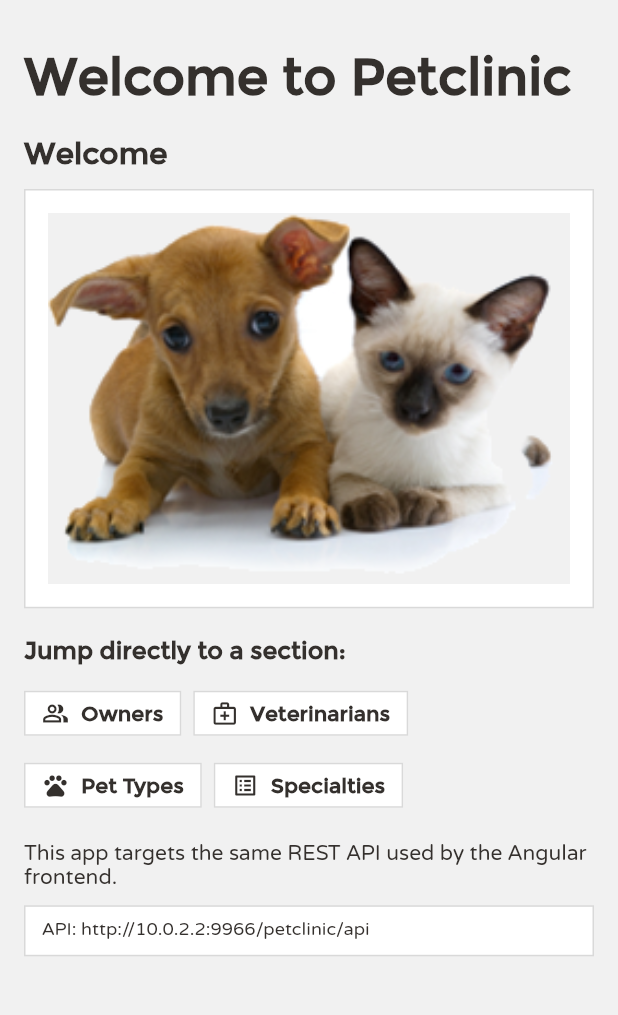
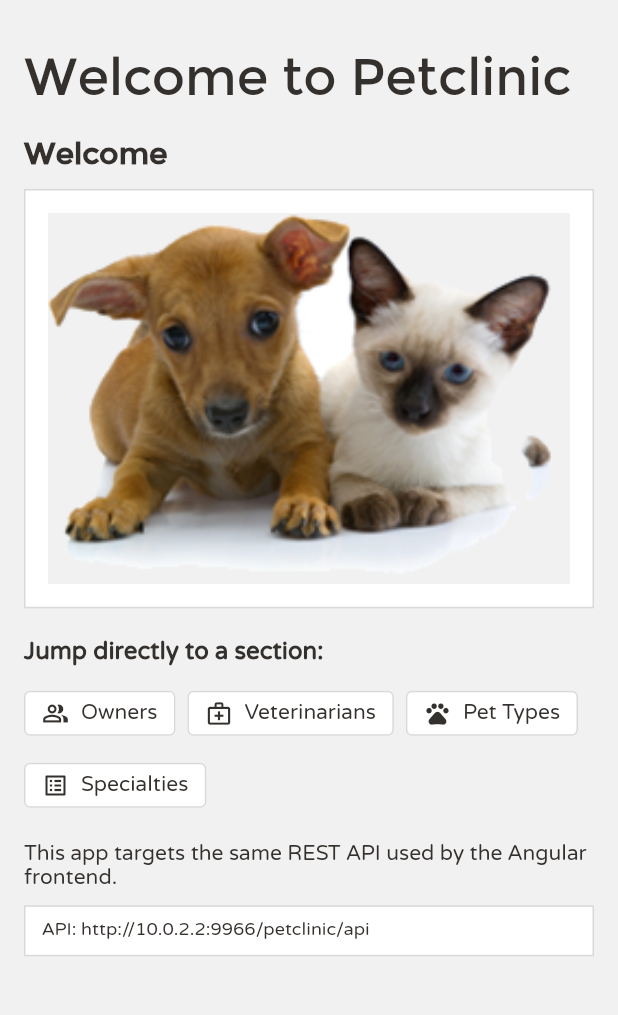
Before and after one commit to krish-techx/spring-petclinic-community-flutter, a Flutter app: the screen it shows after launch, on a phone screen of 412 x 824 dp, the part 105-1120 px from its top. Run offline on Flutter 3.47's test engine with Material 3 defaults, Android fonts, the phone set to English and light mode, and no system bars.

Commit message:
style: improve classic button styles and typography

```diff
--- a/lib/features/pets/pet_form_screen.dart
+++ b/lib/features/pets/pet_form_screen.dart
@@ -251,7 +251,7 @@ class _PetFormScreenState extends State<PetFormScreen> {
                         children: [
                           Text(
                             'Owner',
-                            style: Theme.of(context).textTheme.labelLarge,
+                            style: Theme.of(context).textTheme.titleSmall,
                           ),
                           const SizedBox(height: 8),
                           Text(_owner?.fullName ?? ''),
--- a/lib/features/pettypes/pet_type_list_screen.dart
+++ b/lib/features/pettypes/pet_type_list_screen.dart
@@ -232,11 +232,13 @@ class _PetTypeListScreenState extends State<PetTypeListScreen> {
                                   OutlinedButton(
                                     onPressed: () =>
                                         _openForm(petType: _petTypes[index]),
+                                    style: ClassicPalette.editButtonStyle(),
                                     child: const Text('Edit'),
                                   ),
                                   OutlinedButton(
                                     onPressed: () =>
                                         _deletePetType(_petTypes[index]),
+                                    style: ClassicPalette.deleteButtonStyle(),
                                     child: const Text('Delete'),
                                   ),
                                 ],
--- a/lib/features/specialties/specialty_list_screen.dart
+++ b/lib/features/specialties/specialty_list_screen.dart
@@ -233,11 +233,13 @@ class _SpecialtyListScreenState extends State<SpecialtyListScreen> {
                                     onPressed: () => _openForm(
                                       specialty: _specialties[index],
                                     ),
+                                    style: ClassicPalette.editButtonStyle(),
                                     child: const Text('Edit'),
                                   ),
                                   OutlinedButton(
                                     onPressed: () =>
                                         _deleteSpecialty(_specialties[index]),
+                                    style: ClassicPalette.deleteButtonStyle(),
                                     child: const Text('Delete'),
                                   ),
                                 ],
--- a/lib/features/vets/vet_list_screen.dart
+++ b/lib/features/vets/vet_list_screen.dart
@@ -17,6 +17,7 @@
 import 'package:flutter/material.dart';
 
 import '../../shared/navigation/app_routes.dart';
+import '../../shared/theme/classic_theme.dart';
 import '../../shared/widgets/confirmation_dialog.dart';
 import '../../shared/widgets/classic_scaffold.dart';
 import 'vet.dart';
@@ -227,10 +228,12 @@ class _VetListScreenState extends State<VetListScreen> {
                                   OutlinedButton(
                                     onPressed: () =>
                                         _openForm(vetId: _vets[index].id),
+                                    style: ClassicPalette.editButtonStyle(),
                                     child: const Text('Edit Vet'),
                                   ),
                                   OutlinedButton(
                                     onPressed: () => _deleteVet(_vets[index]),
+                                    style: ClassicPalette.deleteButtonStyle(),
                                     child: const Text('Delete Vet'),
                                   ),
                                 ],
--- a/lib/features/visits/visit_form_screen.dart
+++ b/lib/features/visits/visit_form_screen.dart
@@ -346,7 +346,7 @@ class _VisitDetailRow extends StatelessWidget {
         children: [
           SizedBox(
             width: 88,
-            child: Text(label, style: Theme.of(context).textTheme.labelLarge),
+            child: Text(label, style: Theme.of(context).textTheme.titleSmall),
           ),
           Expanded(child: Text(value)),
         ],
--- a/lib/shared/theme/classic_theme.dart
+++ b/lib/shared/theme/classic_theme.dart
@@ -21,9 +21,49 @@ class ClassicPalette {
   static const navbar = Color(0xFF34302D);
   static const tableHeader = Color(0xFF3C3834);
   static const accent = Color(0xFF6DB33F);
+  static const danger = Color(0xFFD9534F);
+  static const muted = Color(0xFF777777);
   static const background = Color(0xFFF1F1F1);
   static const surface = Colors.white;
   static const border = Color(0xFFD9D9D9);
+  static const buttonBorderRadius = BorderRadius.all(Radius.circular(4));
+
+  static ButtonStyle editButtonStyle({EdgeInsetsGeometry? padding}) {
+    return _actionButtonStyle(accent, padding: padding);
+  }
+
+  static ButtonStyle deleteButtonStyle({EdgeInsetsGeometry? padding}) {
+    return _actionButtonStyle(danger, padding: padding);
+  }
+
+  static ButtonStyle backButtonStyle({EdgeInsetsGeometry? padding}) {
+    return FilledButton.styleFrom(
+      backgroundColor: muted,
+      foregroundColor: Colors.white,
+      side: BorderSide.none,
+      shape: const RoundedRectangleBorder(borderRadius: buttonBorderRadius),
+      padding:
+          padding ?? const EdgeInsets.symmetric(horizontal: 14, vertical: 10),
+      visualDensity: VisualDensity.compact,
+      minimumSize: const Size(0, 38),
+    );
+  }
+
+  static ButtonStyle _actionButtonStyle(
+    Color color, {
+    EdgeInsetsGeometry? padding,
+  }) {
+    return OutlinedButton.styleFrom(
+      foregroundColor: color,
+      backgroundColor: surface,
+      side: BorderSide(color: color),
+      shape: const RoundedRectangleBorder(borderRadius: buttonBorderRadius),
+      padding:
+          padding ?? const EdgeInsets.symmetric(horizontal: 12, vertical: 10),
+      visualDensity: VisualDensity.compact,
+      minimumSize: const Size(0, 38),
+    );
+  }
 
   static ThemeData buildTheme() {
     final base = ThemeData.light(useMaterial3: false);
@@ -35,7 +75,7 @@ class ClassicPalette {
     final textTheme = bodyTextTheme.copyWith(
       headlineMedium: bodyTextTheme.headlineMedium?.copyWith(
         fontFamily: 'Montserrat',
-        fontWeight: FontWeight.w700,
+        fontWeight: FontWeight.w400,
       ),
       headlineSmall: bodyTextTheme.headlineSmall?.copyWith(
         fontFamily: 'Montserrat',
@@ -46,16 +86,20 @@ class ClassicPalette {
         fontWeight: FontWeight.w700,
       ),
       titleMedium: bodyTextTheme.titleMedium?.copyWith(
-        fontFamily: 'Montserrat',
+        fontFamily: 'VarelaRound',
         fontWeight: FontWeight.w700,
       ),
       titleSmall: bodyTextTheme.titleSmall?.copyWith(
-        fontFamily: 'Montserrat',
+        fontFamily: 'VarelaRound',
         fontWeight: FontWeight.w700,
       ),
       labelLarge: bodyTextTheme.labelLarge?.copyWith(
-        fontFamily: 'Montserrat',
-        fontWeight: FontWeight.w700,
+        fontFamily: 'VarelaRound',
+        fontWeight: FontWeight.w400,
+      ),
+      labelMedium: bodyTextTheme.labelMedium?.copyWith(
+        fontFamily: 'VarelaRound',
+        fontWeight: FontWeight.w400,
       ),
     );
 
@@ -109,7 +153,8 @@ class ClassicPalette {
       textButtonTheme: TextButtonThemeData(
         style: TextButton.styleFrom(
           foregroundColor: accent,
-          textStyle: textTheme.labelLarge,
+          shape: const RoundedRectangleBorder(borderRadius: buttonBorderRadius),
+          textStyle: textTheme.bodyMedium,
         ),
       ),
       outlinedButtonTheme: OutlinedButtonThemeData(
@@ -117,11 +162,11 @@ class ClassicPalette {
           foregroundColor: text,
           backgroundColor: surface,
           side: const BorderSide(color: border),
-          shape: const RoundedRectangleBorder(borderRadius: BorderRadius.zero),
+          shape: const RoundedRectangleBorder(borderRadius: buttonBorderRadius),
           padding: const EdgeInsets.symmetric(horizontal: 12, vertical: 10),
           visualDensity: VisualDensity.compact,
           minimumSize: const Size(0, 38),
-          textStyle: textTheme.labelLarge,
+          textStyle: textTheme.bodyMedium,
         ),
       ),
       filledButtonTheme: FilledButtonThemeData(
@@ -129,11 +174,11 @@ class ClassicPalette {
           backgroundColor: navbar,
           foregroundColor: Colors.white,
           side: const BorderSide(color: accent, width: 1.5),
-          shape: const RoundedRectangleBorder(borderRadius: BorderRadius.zero),
+          shape: const RoundedRectangleBorder(borderRadius: buttonBorderRadius),
           padding: const EdgeInsets.symmetric(horizontal: 14, vertical: 10),
           visualDensity: VisualDensity.compact,
           minimumSize: const Size(0, 38),
-          textStyle: textTheme.labelLarge,
+          textStyle: textTheme.bodyMedium,
         ),
       ),
       floatingActionButtonTheme: const FloatingActionButtonThemeData(
@@ -141,7 +186,7 @@ class ClassicPalette {
         foregroundColor: Colors.white,
         shape: RoundedRectangleBorder(
           side: BorderSide(color: accent, width: 1.5),
-          borderRadius: BorderRadius.all(Radius.zero),
+          borderRadius: buttonBorderRadius,
         ),
       ),
       dataTableTheme: DataTableThemeData(
```
Also changed, not shown: lib/shared/widgets/confirmation_dialog.dart (+4 -6 lines).
